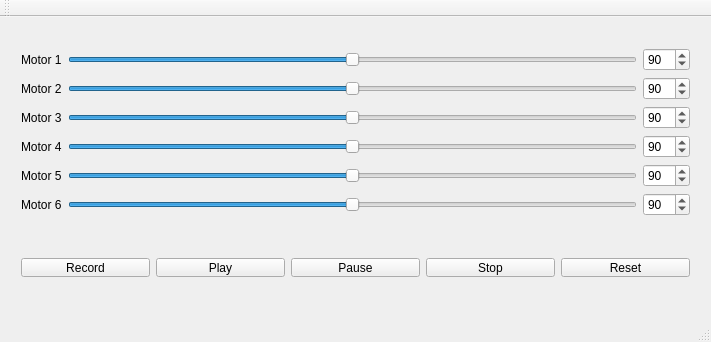
First picture: the form in robot4.ui, repository sidsidi/robot4, before the edit.
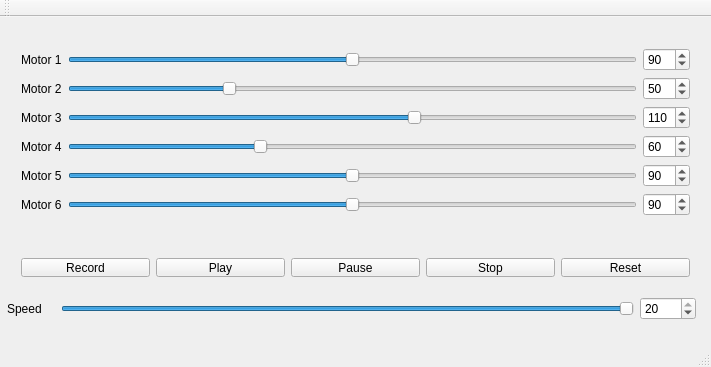
Second picture: the form after the edit.

```diff
--- a/robot4.ui
+++ b/robot4.ui
@@ -7,7 +7,7 @@
     <x>0</x>
     <y>0</y>
     <width>711</width>
-    <height>342</height>
+    <height>367</height>
    </rect>
   </property>
   <property name="windowTitle">
@@ -43,7 +43,7 @@
         <number>180</number>
        </property>
        <property name="value">
-        <number>90</number>
+        <number>110</number>
        </property>
        <property name="orientation">
         <enum>Qt::Horizontal</enum>
@@ -56,7 +56,7 @@
         <number>180</number>
        </property>
        <property name="value">
-        <number>90</number>
+        <number>50</number>
        </property>
       </widget>
      </item>
@@ -66,7 +66,7 @@
         <number>180</number>
        </property>
        <property name="value">
-        <number>90</number>
+        <number>50</number>
        </property>
        <property name="orientation">
         <enum>Qt::Horizontal</enum>
@@ -89,7 +89,7 @@
         <number>180</number>
        </property>
        <property name="value">
-        <number>90</number>
+        <number>110</number>
        </property>
       </widget>
      </item>
@@ -99,7 +99,7 @@
         <number>180</number>
        </property>
        <property name="value">
-        <number>90</number>
+        <number>60</number>
        </property>
       </widget>
      </item>
@@ -197,7 +197,7 @@
         <number>180</number>
        </property>
        <property name="value">
-        <number>90</number>
+        <number>60</number>
        </property>
        <property name="orientation">
         <enum>Qt::Horizontal</enum>
@@ -253,6 +253,60 @@
      </item>
     </layout>
    </widget>
+   <widget class="QLabel" name="labelSpeed">
+    <property name="geometry">
+     <rect>
+      <x>7</x>
+      <y>280</y>
+      <width>48</width>
+      <height>23</height>
+     </rect>
+    </property>
+    <property name="text">
+     <string>Speed</string>
+    </property>
+   </widget>
+   <widget class="QSlider" name="horizontalSlider_7">
+    <property name="geometry">
+     <rect>
+      <x>61</x>
+      <y>284</y>
+      <width>573</width>
+      <height>15</height>
+     </rect>
+    </property>
+    <property name="minimum">
+     <number>5</number>
+    </property>
+    <property name="maximum">
+     <number>20</number>
+    </property>
+    <property name="value">
+     <number>20</number>
+    </property>
+    <property name="orientation">
+     <enum>Qt::Horizontal</enum>
+    </property>
+   </widget>
+   <widget class="QSpinBox" name="spinBox_7">
+    <property name="geometry">
+     <rect>
+      <x>640</x>
+      <y>280</y>
+      <width>56</width>
+      <height>23</height>
+     </rect>
+    </property>
+    <property name="minimum">
+     <number>5</number>
+    </property>
+    <property name="maximum">
+     <number>20</number>
+    </property>
+    <property name="value">
+     <number>20</number>
+    </property>
+   </widget>
   </widget>
   <widget class="QMenuBar" name="menuBar">
    <property name="geometry">
```
Left out of the diff: 32 changed lines with no effect on the pictures.
